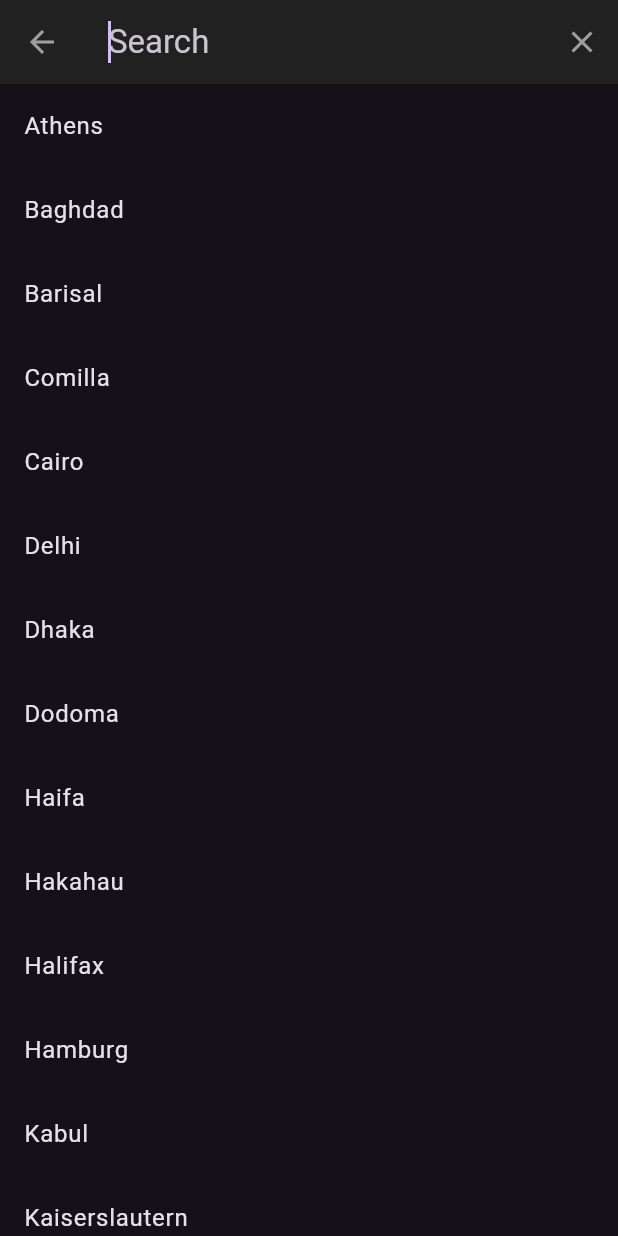
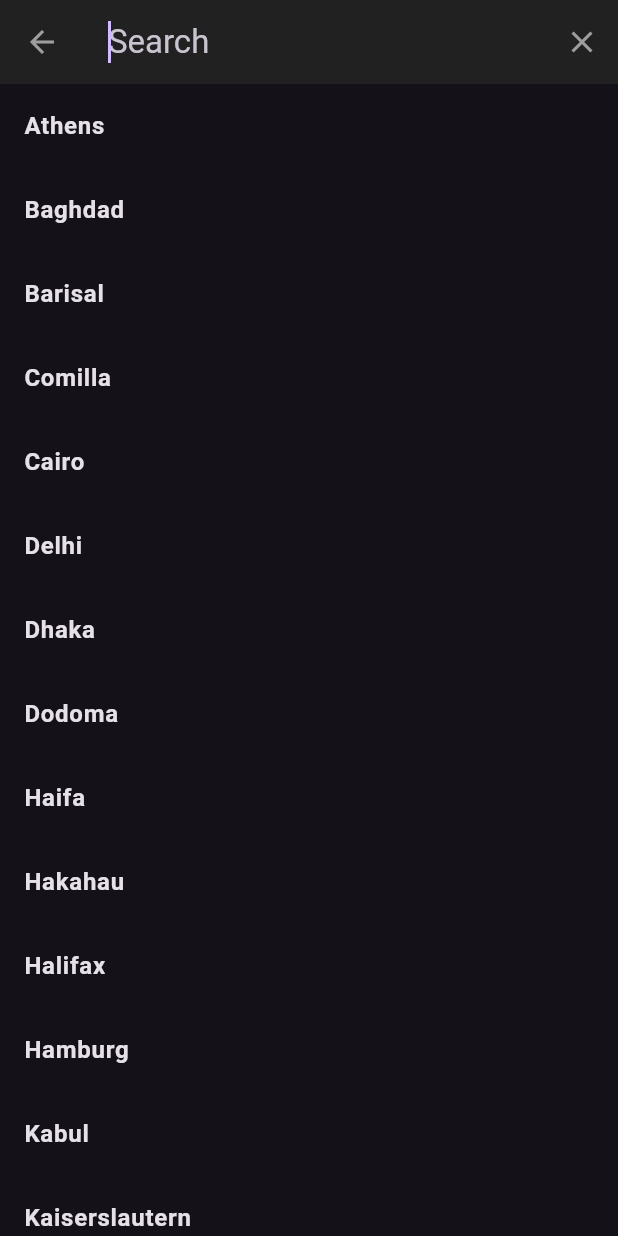
Before and after one commit to faisal-fardin/Flutter-Weather-App, a Flutter app: the screen it shows after launch, after a tap on the "search" icon, on a phone screen of 412 x 824 dp. Run offline on Flutter 3.47's test engine with Material 3 defaults, Android fonts, the phone set to English and light mode, and no system bars; our stand-ins replace flutter_easyloading, geocoding, geolocator, google_fonts, shared_preferences; Roboto replaces fonts that are missing (Exo).

Commit message:
weather apps design and api integration done

```diff
--- a/lib/ui/weather_home.dart
+++ b/lib/ui/weather_home.dart
@@ -130,7 +130,7 @@ class _citySearchDelegate extends SearchDelegate<String> {
           query = filteredList[index];
           close(context, query);
         },
-        title: Text(filteredList[index]),
+        title: Text(filteredList[index],style: TextStyle(fontWeight: FontWeight.bold),),
       ),
     );
   }
```
Also changed, not shown: lib/ui/home_ui_method.dart (+5 -3 lines).
